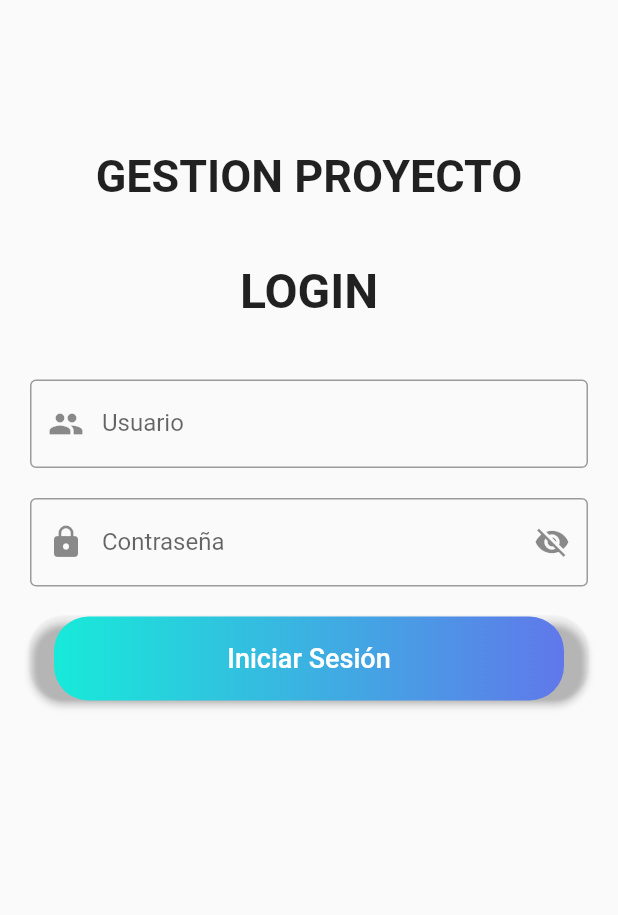
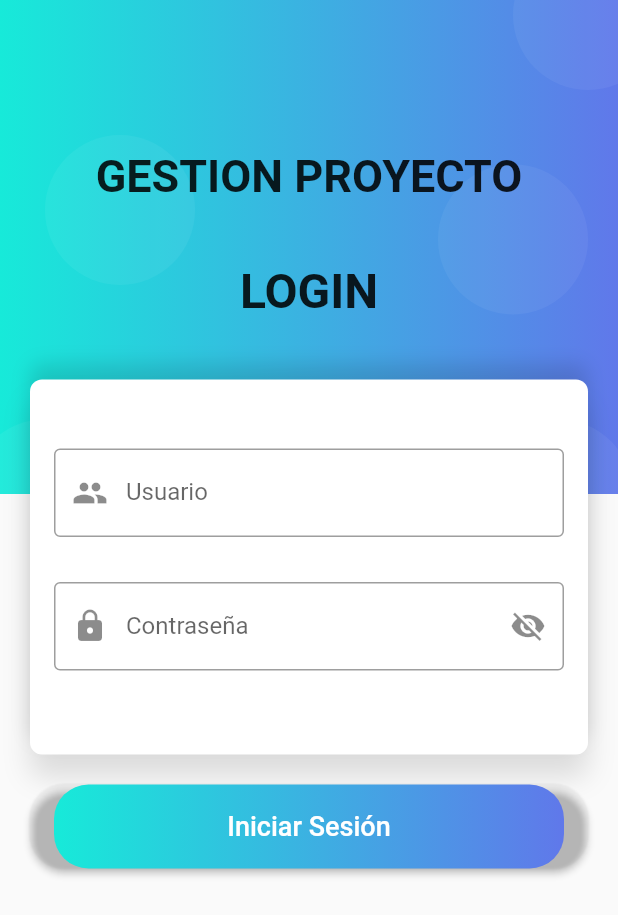
Before and after one commit to darevalo8/gestionProyecto, a Flutter app: the screen it shows after launch, on a phone screen of 412 x 824 dp. Shown: the top 915 px of the screen. Run offline on Flutter 3.47's test engine with Material 2 defaults, Android fonts, the phone set to English and light mode, and no system bars; our stand-ins replace shared_preferences.

Commit message:
Diseño login implementado también, queda faltando editar inversionista

```diff
--- a/lib/src/pages/login_page.dart
+++ b/lib/src/pages/login_page.dart
@@ -17,7 +17,14 @@ class _LoginPageState extends State<LoginPage> {
   @override
   Widget build(BuildContext context) {
     return Scaffold(
-        body: SingleChildScrollView(
+        body: Stack(
+          children: <Widget>[_crearFondo(context),_loginForm()],
+        )
+    );
+  }
+
+  Widget _loginForm(){
+    return SingleChildScrollView(
 
           child: Container(
             padding:
@@ -41,11 +48,7 @@ class _LoginPageState extends State<LoginPage> {
                   SizedBox(
                     height: 40.0,
                   ),
-                  _userNameField(),
-                  SizedBox(
-                    height: 20.0,
-                  ),
-                  _passwordField(),
+                  buildForm(),
                   SizedBox(
                     height: 20.0,
                   ),
@@ -54,7 +57,7 @@ class _LoginPageState extends State<LoginPage> {
               ),
             ),
           ),
-    ));
+    );
   }
 
   Widget _userNameField() {
@@ -167,4 +170,88 @@ class _LoginPageState extends State<LoginPage> {
         // }
 
   }
+
+  Widget buildForm() {
+    return new Container(
+      width: double.infinity,
+      height: 250.0,
+      decoration: BoxDecoration(
+          color: Colors.white,
+          borderRadius: BorderRadius.circular(8.0),
+          boxShadow: [
+            BoxShadow(
+                color: Colors.black12,
+                offset: Offset(0.0, 15.0),
+                blurRadius: 15.0),
+            BoxShadow(
+                color: Colors.black12,
+                offset: Offset(0.0, -10.0),
+                blurRadius: 10.0),
+          ]),
+      child: Padding(
+        padding: EdgeInsets.only(left: 16.0, right: 16.0, top: 16.0),
+        child: Column(
+          crossAxisAlignment: CrossAxisAlignment.start,
+          children: <Widget>[
+            SizedBox(
+              height:30.0,
+            ),
+            _userNameField(),
+            SizedBox(
+              height: 30.0,
+            ),
+            _passwordField(),
+            SizedBox(
+              height: 35.0,
+            ),
+            // Row(
+            //   mainAxisAlignment: MainAxisAlignment.end,
+            //   children: <Widget>[
+            //     Text(
+            //       "Forgot Password?",
+            //       style: TextStyle(
+            //           color: Colors.blue,
+            //           fontFamily: "Poppins-Medium",
+            //           fontSize: ScreenUtil.getInstance().setSp(28)
+            //           ),
+            //     )
+            //   ],
+            // )
+          ],
+        ),
+      ),
+    );
+  }
+
+  Widget _crearFondo(BuildContext context) {
+    final size = MediaQuery.of(context).size;
+
+    final fondoModaro = Container(
+      height: size.height * 0.4,
+      width: double.infinity,
+      decoration: BoxDecoration(
+          gradient: LinearGradient(
+              colors: <Color>[Color(0xFF17ead9), Color(0xFF6078ea)])),
+    );
+
+    final circulo = Container(
+      width: 100.0,
+      height: 100.0,
+      decoration: BoxDecoration(
+          borderRadius: BorderRadius.circular(100.0),
+          color: Color.fromRGBO(255, 255, 255, 0.05)),
+    );
+
+    return Stack(
+      children: <Widget>[
+        fondoModaro,
+        Positioned(top: 90.0, left: 30.0, child: circulo),
+        Positioned(top: -40.0, right: -30.0, child: circulo),
+        Positioned(bottom: -50.0, right: -10.0, child: circulo),
+        Positioned(bottom: 120.0, right: 20.0, child: circulo),
+        Positioned(bottom: -50.0, left: -20.0, child: circulo),
+      ],
+    );
+  }
+
 }
```
